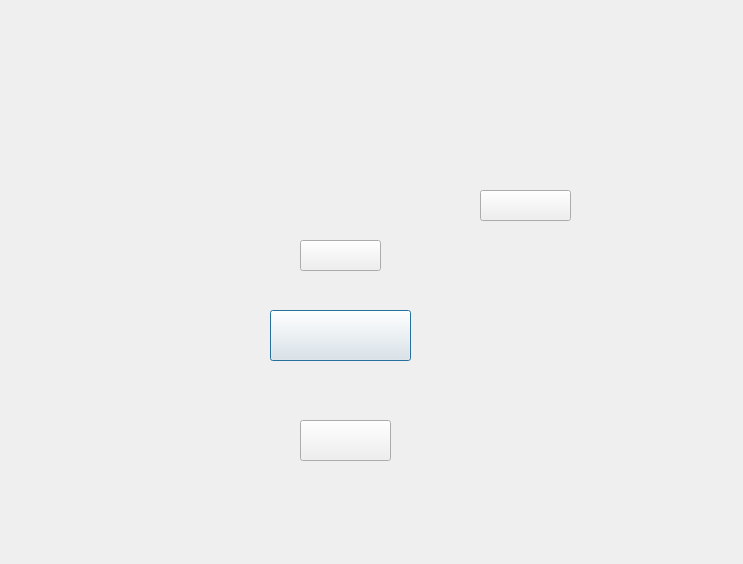
Above: dialog_start.ui from WCIofQMandRA/Protect-the-Planet before the change. Below: the same form after it.
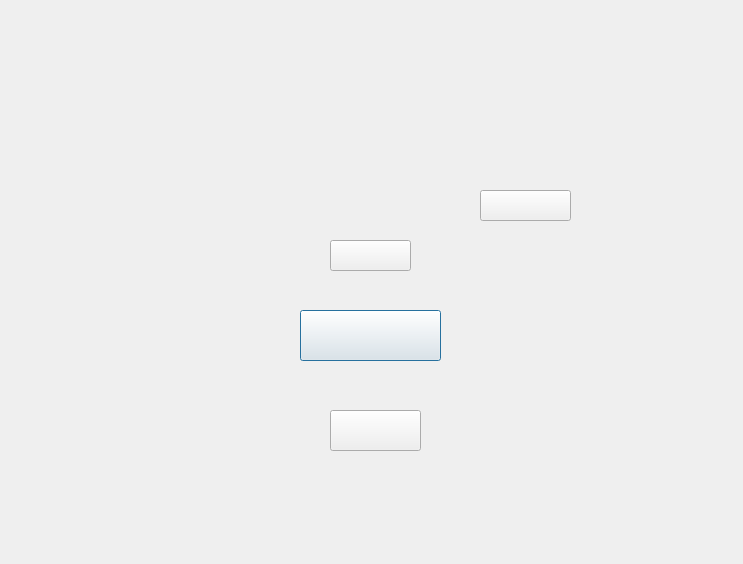
That is the form after the change. Icons and pictures are not drawn.

Commit message: Relocate some buttons

The edit to the form file:
```diff
--- a/dialog_start.ui
+++ b/dialog_start.ui
@@ -25,7 +25,7 @@
   <widget class="QPushButton" name="button_start">
    <property name="geometry">
 	<rect>
-	 <x>270</x>
+     <x>300</x>
 	 <y>310</y>
 	 <width>141</width>
 	 <height>51</height>
@@ -48,8 +48,8 @@
   <widget class="QPushButton" name="button_exit">
    <property name="geometry">
 	<rect>
-	 <x>300</x>
-	 <y>420</y>
+     <x>330</x>
+     <y>410</y>
 	 <width>91</width>
 	 <height>41</height>
 	</rect>
@@ -109,7 +109,7 @@
   <widget class="QPushButton" name="but_ranklist">
    <property name="geometry">
 	<rect>
-	 <x>300</x>
+     <x>330</x>
 	 <y>240</y>
 	 <width>81</width>
 	 <height>31</height>
```
Lines whose indentation alone changed are shown as unchanged. The commit also changes 2 other files.
